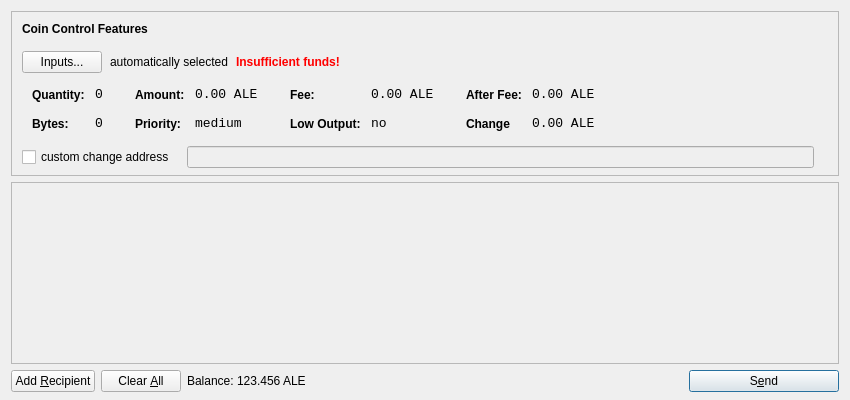
First picture: the form in src/qt/forms/sendcoinsdialog.ui, repository alephmarket/ALE, before the edit.
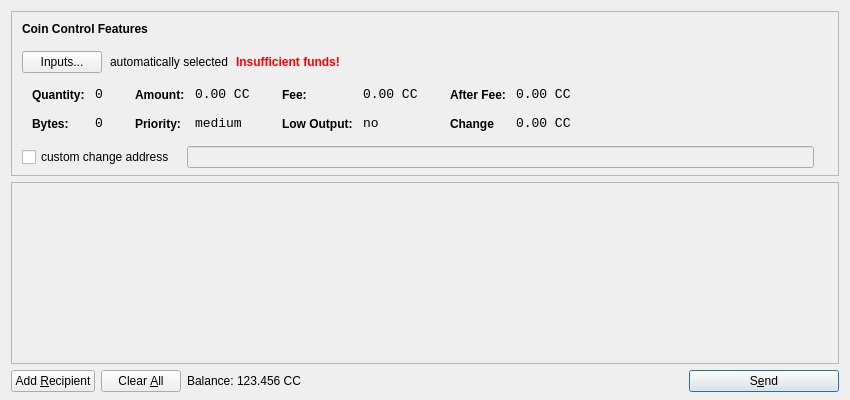
Second picture: the form after the edit. Icons and pictures are not drawn.

```diff
--- a/src/qt/forms/sendcoinsdialog.ui
+++ b/src/qt/forms/sendcoinsdialog.ui
@@ -321,7 +321,7 @@
                   <enum>Qt::ActionsContextMenu</enum>
                  </property>
                  <property name="text">
-                  <string>0.00 ALE</string>
+                  <string>0.00 CC</string>
                  </property>
                  <property name="textInteractionFlags">
                   <set>Qt::LinksAccessibleByMouse|Qt::TextSelectableByKeyboard|Qt::TextSelectableByMouse</set>
@@ -407,7 +407,7 @@
                   <enum>Qt::ActionsContextMenu</enum>
                  </property>
                  <property name="text">
-                  <string>0.00 ALE</string>
+                  <string>0.00 CC</string>
                  </property>
                  <property name="textInteractionFlags">
                   <set>Qt::LinksAccessibleByMouse|Qt::TextSelectableByKeyboard|Qt::TextSelectableByMouse</set>
@@ -493,7 +493,7 @@
                   <enum>Qt::ActionsContextMenu</enum>
                  </property>
                  <property name="text">
-                  <string>0.00 ALE</string>
+                  <string>0.00 CC</string>
                  </property>
                  <property name="textInteractionFlags">
                   <set>Qt::LinksAccessibleByMouse|Qt::TextSelectableByKeyboard|Qt::TextSelectableByMouse</set>
@@ -525,7 +525,7 @@
                   <enum>Qt::ActionsContextMenu</enum>
                  </property>
                  <property name="text">
-                  <string>0.00 ALE</string>
+                  <string>0.00 CC</string>
                  </property>
                  <property name="textInteractionFlags">
                   <set>Qt::LinksAccessibleByMouse|Qt::TextSelectableByKeyboard|Qt::TextSelectableByMouse</set>
@@ -732,7 +732,7 @@
           <cursorShape>IBeamCursor</cursorShape>
          </property>
          <property name="text">
-          <string>123.456 ALE</string>
+          <string>123.456 CC</string>
          </property>
          <property name="textInteractionFlags">
           <set>Qt::LinksAccessibleByMouse|Qt::TextSelectableByKeyboard|Qt::TextSelectableByMouse</set>
```
